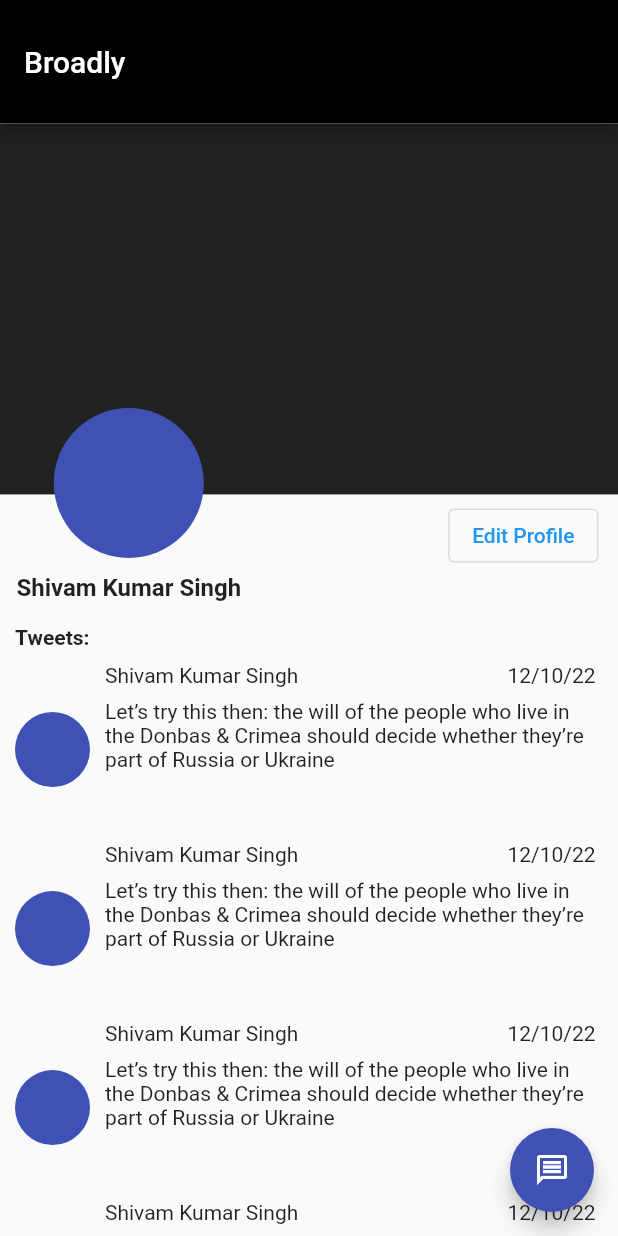
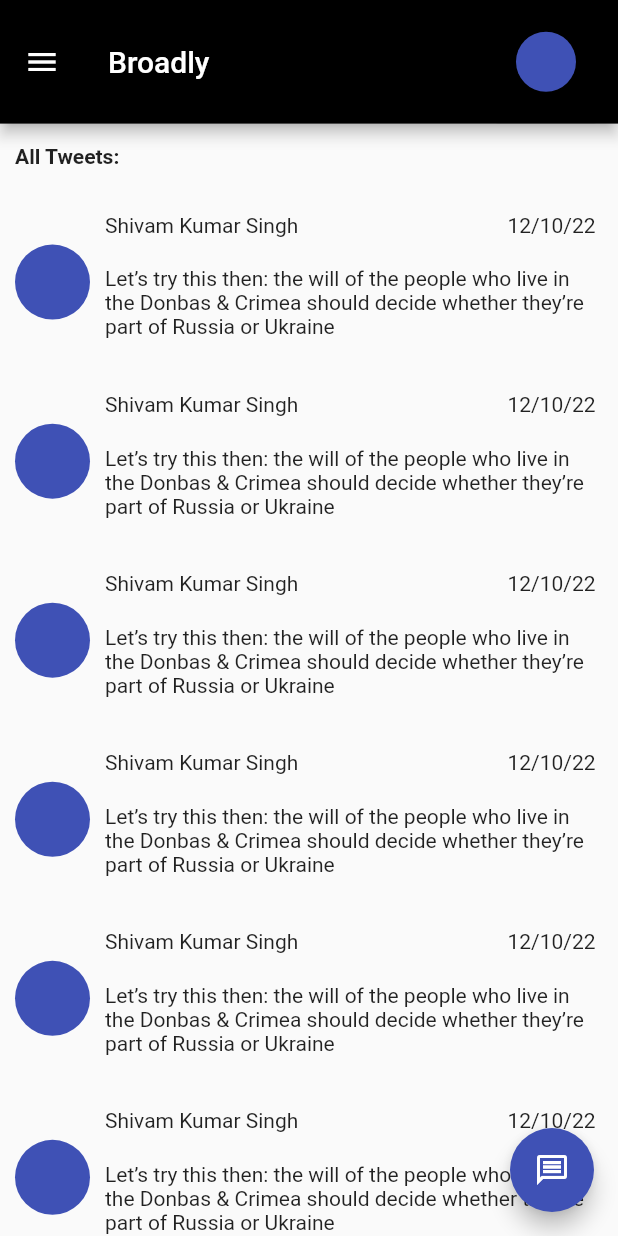
Before and after one commit to rareskin-vr/broadly, a Flutter app: the screen it shows after launch, on a phone screen of 412 x 824 dp. Run offline on Flutter 3.47's test engine with Material 2 defaults, Android fonts, the phone set to English and light mode, and no system bars.

Commit message:
08-10-22 Profile UI -helper Intergration Homepage UI Helper - dir

```diff
--- /dev/null
+++ b/lib/helper/helpeui.dart
@@ -0,0 +1,69 @@
+import 'package:flutter/material.dart';
+
+class HelperUI{
+  Padding tweetTile(BuildContext context) {
+    return Padding(
+      padding: const EdgeInsets.symmetric(vertical: 2.0),
+      child: Container(
+        height: MediaQuery.of(context).size.height * 0.14,
+        width: MediaQuery.of(context).size.width,
+        //color: Colors.black87,
+        child: Row(
+          children: [
+            const Padding(
+              padding: EdgeInsets.symmetric(horizontal: 10),
+              child: CircleAvatar(
+                backgroundColor: Colors.indigo,
+                minRadius: 25,
+              ),
+            ),
+            Expanded(
+              child: Column(
+                crossAxisAlignment: CrossAxisAlignment.start,
+                mainAxisAlignment: MainAxisAlignment.spaceEvenly,
+                children: [
+                  Row(
+                    mainAxisAlignment: MainAxisAlignment.spaceBetween,
+                    children: const [
+                      Text(
+                        "Shivam Kumar Singh",
+                        //style: TextStyle(color: Colors.white),
+                      ),
+                      Padding(
+                        padding: EdgeInsets.symmetric(
+                          horizontal: 15.0,
+                        ),
+                        child: Text(
+                          "12/10/22",
+                          //style: TextStyle(color: Colors.white),
+                        ),
+                      )
+                    ],
+                  ),
+                  Row(
+                    mainAxisAlignment: MainAxisAlignment.start,
+                    mainAxisSize: MainAxisSize.min,
+                    children: [
+                      SizedBox(
+                        width: MediaQuery.of(context).size.width * 0.8,
+                        child: const Padding(
+                          padding: EdgeInsets.symmetric(vertical: 8.0),
+                          child: Text(
+                            "Let’s try this then: the will of the people who live in the Donbas & Crimea should decide whether they’re part of Russia or Ukraine",
+                            maxLines: 5,
+                            //style: TextStyle(color: Colors.white),
+                          ),
+                        ),
+                      ),
+                    ],
+                  )
+                ],
+              ),
+            )
+          ],
+        ),
+      ),
+    );
+  }
+
+}
--- a/lib/main.dart
+++ b/lib/main.dart
@@ -1,3 +1,4 @@
+import 'package:broadly/ui/homepage.dart';
 import 'package:broadly/ui/profile.dart';
 import 'package:flutter/material.dart';
 
@@ -26,7 +27,7 @@ class MyApp extends StatelessWidget {
         // is not restarted.
         primarySwatch: Colors.blue,
       ),
-      home: const Profile()
+      home: const Homepage()
     );
   }
 }
--- /dev/null
+++ b/lib/ui/homepage.dart
@@ -0,0 +1,123 @@
+import 'package:broadly/ui/profile.dart';
+import 'package:broadly/ui/tweet.dart';
+import 'package:flutter/material.dart';
+import 'package:broadly/helper/helpeui.dart';
+
+class Homepage extends StatefulWidget {
+  const Homepage({Key? key}) : super(key: key);
+
+  @override
+  State<Homepage> createState() => _HomepageState();
+}
+
+class _HomepageState extends State<Homepage> {
+  HelperUI helperUI = HelperUI();
+  @override
+  Widget build(BuildContext context) {
+    return Scaffold(
+      drawer: Drawer(
+        width: MediaQuery.of(context).size.width * 0.7,
+        child: ListView(
+          children: [
+            DrawerHeader(
+              decoration: const BoxDecoration(
+                color: Colors.black87,
+              ),
+              child: Column(
+                mainAxisSize: MainAxisSize.min,
+                children: const [
+                  CircleAvatar(
+                    backgroundColor: Colors.indigo,
+                    minRadius: 40,
+                  ),
+                  Padding(
+                    padding: EdgeInsets.fromLTRB(0, 25, 0, 0),
+                    child: Text(
+                      "Shivam Kumar Singh",
+                      style: TextStyle(
+                          fontWeight: FontWeight.w700,
+                          fontSize: 16,
+                          color: Colors.white),
+                    ),
+                  )
+                ],
+              ),
+            ),
+            ListTile(
+              title: const Text("Profile"),
+              onTap: () {
+                Navigator.push(context,
+                    MaterialPageRoute(builder: (context) => const Profile()));
+              },
+            ),
+            ListTile(
+              title: const Text("Settings"),
+              onTap: () {
+                Navigator.pop(context);
+              },
+            ),
+            ListTile(
+              title: const Text("Log out"),
+              onTap: () {
+                Navigator.pop(context);
+              },
+            ),
+          ],
+        ),
+      ),
+      floatingActionButton: FloatingActionButton(
+        onPressed: () {
+          Navigator.push(context,
+              MaterialPageRoute(builder: (context) => const TweetNow()));
+        },
+        backgroundColor: Colors.indigo,
+        child: const Icon(Icons.message_outlined),
+      ),
+      appBar: AppBar(
+        actions: [
+          Padding(
+            padding: const EdgeInsets.symmetric(horizontal: 12.0),
+            child: OutlinedButton(
+                onPressed: () {
+                  Navigator.push(context,
+                      MaterialPageRoute(builder: (context) => const Profile()));
+                },
+                child: const CircleAvatar(
+                  backgroundColor: Colors.indigo,
+                  minRadius: 20,
+                )),
+          ),
+        ],
+        title: const Text("Broadly"),
+        backgroundColor: Colors.black,
+        toolbarHeight: MediaQuery.of(context).size.height * 0.1,
+      ),
+      body: SingleChildScrollView(
+        child: Column(
+          crossAxisAlignment: CrossAxisAlignment.start,
+          children: [
+            const Padding(
+              padding: EdgeInsets.symmetric(horizontal: 10.0, vertical: 14),
+              child: Text(
+                "All Tweets:",
+                style: TextStyle(fontSize: 14, fontWeight: FontWeight.w700),
+              ),
+            ),
+            Padding(
+              padding: const EdgeInsets.symmetric(vertical: 2),
+              child: SizedBox(
+                child: ListView.builder(
+                    shrinkWrap: true,
+                    physics: const NeverScrollableScrollPhysics(),
+                    itemCount: 50,
+                    itemBuilder: (BuildContext context, int index) {
+                      return helperUI.tweetTile(context);
+                    }),
+              ),
+            )
+          ],
+        ),
+      ),
+    );
+  }
+}
--- a/lib/ui/profile.dart
+++ b/lib/ui/profile.dart
@@ -1,5 +1,6 @@
 import 'package:broadly/ui/tweet.dart';
 import 'package:flutter/material.dart';
+import 'package:broadly/helper/helpeui.dart';
 
 class Profile extends StatefulWidget {
   const Profile({Key? key}) : super(key: key);
@@ -9,6 +10,7 @@ class Profile extends StatefulWidget {
 }
 
 class _ProfileState extends State<Profile> {
+  HelperUI helperUI=HelperUI();
   @override
   Widget build(BuildContext context) {
     return Scaffold(
@@ -83,80 +85,15 @@ class _ProfileState extends State<Profile> {
                 Padding(
                   padding: const EdgeInsets.symmetric(vertical: 2),
                   child: SizedBox(
-                    height: MediaQuery.of(context).size.height,
-                    child: ListView.builder(
+                    child: ListView.builder(shrinkWrap: true,
                         physics: const NeverScrollableScrollPhysics(),
-                        itemCount: 10,
+                        itemCount: 50,
                         itemBuilder: (BuildContext context, int index) {
-                          return tweetTile();
+                          return helperUI.tweetTile(context);
                         }),
                   ),
                 )
               ]),
         ));
   }
-
-  Padding tweetTile() {
-    return Padding(
-      padding: const EdgeInsets.symmetric(vertical: 2.0),
-      child: Container(
-        height: MediaQuery.of(context).size.height * 0.14,
-        width: MediaQuery.of(context).size.width,
-        //color: Colors.black87,
-        child: Row(
-          children: [
-            const Padding(
-              padding: EdgeInsets.symmetric(horizontal: 10),
-              child: CircleAvatar(
-                backgroundColor: Colors.indigo,
-                minRadius: 25,
-              ),
-            ),
-            Expanded(
-              child: Column(
-                crossAxisAlignment: CrossAxisAlignment.start,
-                children: [
-                  Row(
-                    mainAxisAlignment: MainAxisAlignment.spaceBetween,
-                    children: const [
-                      Text(
-                        "Shivam Kumar Singh",
-                        //style: TextStyle(color: Colors.white),
-                      ),
-                      Padding(
-                        padding: EdgeInsets.symmetric(
-                          horizontal: 15.0,
-                        ),
-                        child: Text(
-                          "12/10/22",
-                          //style: TextStyle(color: Colors.white),
-                        ),
-                      )
-                    ],
-                  ),
-                  Row(
-                    mainAxisAlignment: MainAxisAlignment.start,
-                    mainAxisSize: MainAxisSize.min,
-                    children: [
-                      SizedBox(
-                        width: MediaQuery.of(context).size.width * 0.8,
-                        child: const Padding(
-                          padding: EdgeInsets.symmetric(vertical: 8.0),
-                          child: Text(
-                            "Let’s try this then: the will of the people who live in the Donbas & Crimea should decide whether they’re part of Russia or Ukraine",
-                            maxLines: 5,
-                            //style: TextStyle(color: Colors.white),
-                          ),
-                        ),
-                      ),
-                    ],
-                  )
-                ],
-              ),
-            )
-          ],
-        ),
-      ),
-    );
-  }
 }
```
